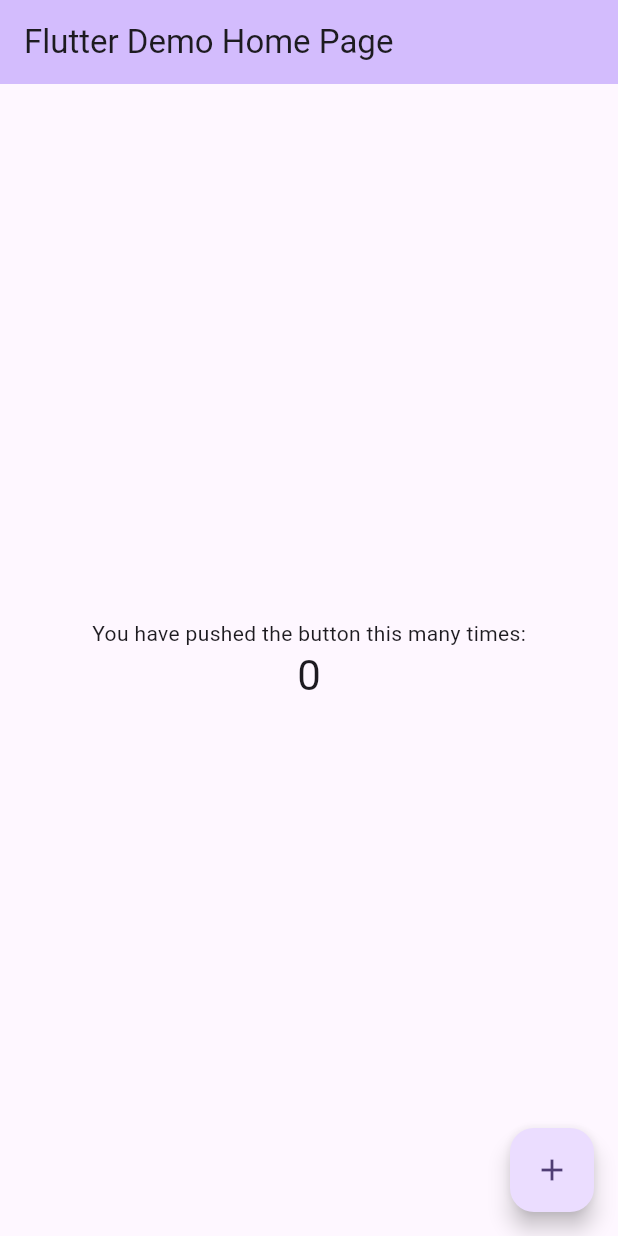
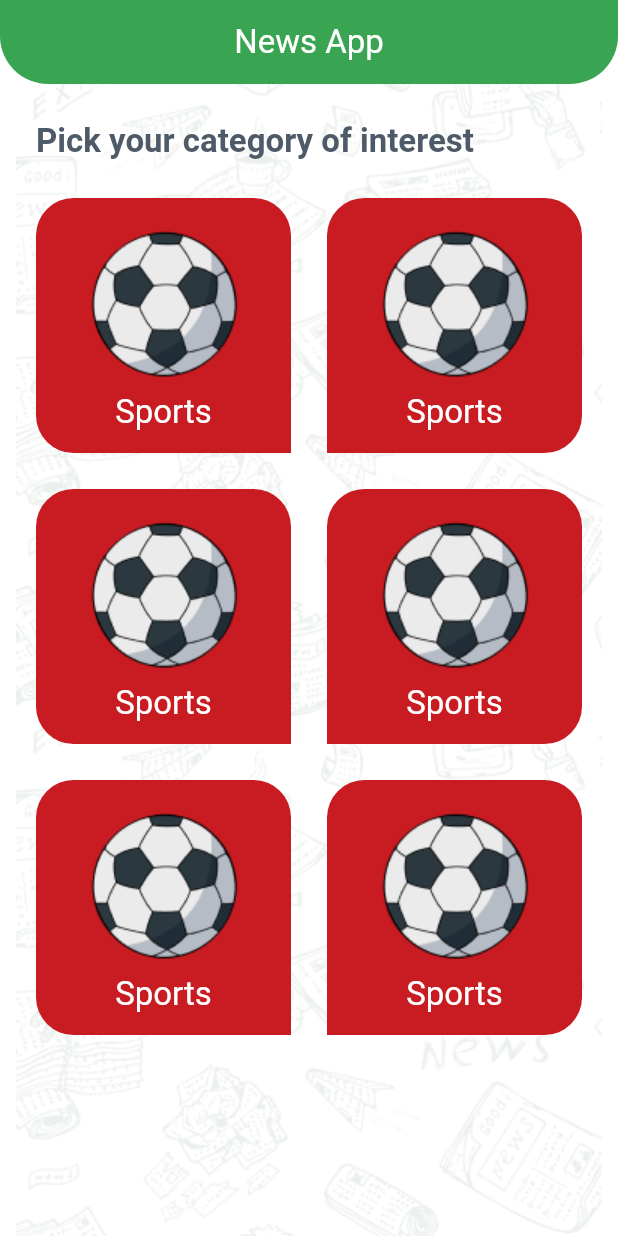
Before and after one commit to omar-route-c12/news, a Flutter app: the screen it shows after launch, on a phone screen of 412 x 824 dp. Run offline on Flutter 3.47's test engine with Material 3 defaults, Android fonts, the phone set to English and light mode, and no system bars.

Commit message:
Finish categories grid & home UI

```diff
--- /dev/null
+++ b/lib/app_theme.dart
@@ -0,0 +1,33 @@
+import 'package:flutter/material.dart';
+
+class AppTheme {
+  static const Color primary = Color(0xFF39A552);
+  static const Color black = Color(0xFF303030);
+  static const Color navy = Color(0xFF4F5A69);
+  static const Color white = Color(0xFFFFFFFF);
+  static const Color red = Color(0xFFC91C22);
+
+  static ThemeData lightTheme = ThemeData(
+    appBarTheme: AppBarTheme(
+      backgroundColor: primary,
+      foregroundColor: white,
+      centerTitle: true,
+      titleTextStyle: TextStyle(
+        fontSize: 22,
+        fontWeight: FontWeight.w400,
+        color: white,
+      ),
+      shape: RoundedRectangleBorder(
+        borderRadius: BorderRadius.vertical(bottom: Radius.circular(32)),
+      ),
+    ),
+    scaffoldBackgroundColor: Colors.transparent,
+    textTheme: TextTheme(
+      titleLarge: TextStyle(
+        fontSize: 22,
+        fontWeight: FontWeight.bold,
+        color: white,
+      ),
+    ),
+  );
+}
--- /dev/null
+++ b/lib/categories/categories_grid.dart
@@ -0,0 +1,54 @@
+import 'package:flutter/material.dart';
+import 'package:news/app_theme.dart';
+import 'package:news/categories/category_item.dart';
+import 'package:news/models/category_model.dart';
+
+class CategoriesGrid extends StatelessWidget {
+  const CategoriesGrid({super.key});
+
+  @override
+  Widget build(BuildContext context) {
+    List<CategoryModel> categories = List.generate(
+      6,
+      (index) => CategoryModel(
+        id: '$index',
+        name: 'Sports',
+        imageName: 'sports',
+        color: AppTheme.red,
+      ),
+    );
+
+    return Padding(
+      padding: EdgeInsets.symmetric(horizontal: 24),
+      child: Column(
+        crossAxisAlignment: CrossAxisAlignment.start,
+        children: [
+          Padding(
+            padding: const EdgeInsets.symmetric(vertical: 24),
+            child: Text(
+              'Pick your category of interest',
+              style: Theme.of(context)
+                  .textTheme
+                  .titleLarge
+                  ?.copyWith(color: AppTheme.navy),
+            ),
+          ),
+          Expanded(
+            child: GridView.builder(
+              gridDelegate: SliverGridDelegateWithFixedCrossAxisCount(
+                crossAxisCount: 2,
+                mainAxisSpacing: 24,
+                crossAxisSpacing: 24,
+              ),
+              itemBuilder: (_, index) => CategoryItem(
+                category: categories[index],
+                index: index,
+              ),
+              itemCount: categories.length,
+            ),
+          ),
+        ],
+      ),
+    );
+  }
+}
--- /dev/null
+++ b/lib/categories/category_item.dart
@@ -0,0 +1,42 @@
+import 'package:flutter/material.dart';
+import 'package:news/models/category_model.dart';
+
+class CategoryItem extends StatelessWidget {
+  CategoryItem({
+    required this.category,
+    required this.index,
+  });
+
+  CategoryModel category;
+  int index;
+
+  @override
+  Widget build(BuildContext context) {
+    return Container(
+      decoration: BoxDecoration(
+        color: category.color,
+        borderRadius: BorderRadiusDirectional.only(
+          topStart: Radius.circular(25),
+          topEnd: Radius.circular(25),
+          bottomStart: Radius.circular(index.isEven ? 25 : 0),
+          bottomEnd: Radius.circular(index.isOdd ? 25 : 0),
+        ),
+      ),
+      child: Column(
+        mainAxisAlignment: MainAxisAlignment.center,
+        children: [
+          Image.asset(
+            'assets/images/${category.imageName}.png',
+          ),
+          Text(
+            category.name,
+            style: Theme.of(context)
+                .textTheme
+                .titleLarge
+                ?.copyWith(fontWeight: FontWeight.w400),
+          ),
+        ],
+      ),
+    );
+  }
+}
--- /dev/null
+++ b/lib/home_screen.dart
@@ -0,0 +1,25 @@
+import 'package:flutter/material.dart';
+import 'package:news/app_theme.dart';
+import 'package:news/categories/categories_grid.dart';
+
+class HomeScreen extends StatelessWidget {
+  static const String routeName = '/home';
+
+  @override
+  Widget build(BuildContext context) {
+    return Container(
+      decoration: BoxDecoration(
+        color: AppTheme.white,
+        image: DecorationImage(
+          image: AssetImage('assets/images/pattern.png'),
+        ),
+      ),
+      child: Scaffold(
+        appBar: AppBar(
+          title: Text('News App'),
+        ),
+        body: CategoriesGrid(),
+      ),
+    );
+  }
+}
--- a/lib/main.dart
+++ b/lib/main.dart
@@ -1,125 +1,24 @@
 import 'package:flutter/material.dart';
+import 'package:news/app_theme.dart';
+import 'package:news/home_screen.dart';
 
 void main() {
-  runApp(const MyApp());
+  runApp(NewsApp());
 }
 
-class MyApp extends StatelessWidget {
-  const MyApp({super.key});
+class NewsApp extends StatelessWidget {
+  const NewsApp({super.key});
 
-  // This widget is the root of your application.
   @override
   Widget build(BuildContext context) {
     return MaterialApp(
-      title: 'Flutter Demo',
-      theme: ThemeData(
-        // This is the theme of your application.
-        //
-        // TRY THIS: Try running your application with "flutter run". You'll see
-        // the application has a purple toolbar. Then, without quitting the app,
-        // try changing the seedColor in the colorScheme below to Colors.green
-        // and then invoke "hot reload" (save your changes or press the "hot
-        // reload" button in a Flutter-supported IDE, or press "r" if you used
-        // the command line to start the app).
-        //
-        // Notice that the counter didn't reset back to zero; the application
-        // state is not lost during the reload. To reset the state, use hot
-        // restart instead.
-        //
-        // This works for code too, not just values: Most code changes can be
-        // tested with just a hot reload.
-        colorScheme: ColorScheme.fromSeed(seedColor: Colors.deepPurple),
-        useMaterial3: true,
-      ),
-      home: const MyHomePage(title: 'Flutter Demo Home Page'),
+      debugShowCheckedModeBanner: false,
+      routes: {
+        HomeScreen.routeName: (_) => HomeScreen(),
+      },
+      initialRoute: HomeScreen.routeName,
+      theme: AppTheme.lightTheme,
+      themeMode: ThemeMode.light,
     );
   }
 }
-
-class MyHomePage extends StatefulWidget {
-  const MyHomePage({super.key, required this.title});
-
-  // This widget is the home page of your application. It is stateful, meaning
-  // that it has a State object (defined below) that contains fields that affect
-  // how it looks.
-
-  // This class is the configuration for the state. It holds the values (in this
-  // case the title) provided by the parent (in this case the App widget) and
-  // used by the build method of the State. Fields in a Widget subclass are
-  // always marked "final".
-
-  final String title;
-
-  @override
-  State<MyHomePage> createState() => _MyHomePageState();
-}
-
-class _MyHomePageState extends State<MyHomePage> {
-  int _counter = 0;
-
-  void _incrementCounter() {
-    setState(() {
-      // This call to setState tells the Flutter framework that something has
-      // changed in this State, which causes it to rerun the build method below
-      // so that the display can reflect the updated values. If we changed
-      // _counter without calling setState(), then the build method would not be
-      // called again, and so nothing would appear to happen.
-      _counter++;
-    });
-  }
-
-  @override
-  Widget build(BuildContext context) {
-    // This method is rerun every time setState is called, for instance as done
-    // by the _incrementCounter method above.
-    //
-    // The Flutter framework has been optimized to make rerunning build methods
-    // fast, so that you can just rebuild anything that needs updating rather
-    // than having to individually change instances of widgets.
-    return Scaffold(
-      appBar: AppBar(
-        // TRY THIS: Try changing the color here to a specific color (to
-        // Colors.amber, perhaps?) and trigger a hot reload to see the AppBar
-        // change color while the other colors stay the same.
-        backgroundColor: Theme.of(context).colorScheme.inversePrimary,
-        // Here we take the value from the MyHomePage object that was created by
-        // the App.build method, and use it to set our appbar title.
-        title: Text(widget.title),
-      ),
-      body: Center(
-        // Center is a layout widget. It takes a single child and positions it
-        // in the middle of the parent.
-        child: Column(
-          // Column is also a layout widget. It takes a list of children and
-          // arranges them vertically. By default, it sizes itself to fit its
-          // children horizontally, and tries to be as tall as its parent.
-          //
-          // Column has various properties to control how it sizes itself and
-          // how it positions its children. Here we use mainAxisAlignment to
-          // center the children vertically; the main axis here is the vertical
-          // axis because Columns are vertical (the cross axis would be
-          // horizontal).
-          //
-          // TRY THIS: Invoke "debug painting" (choose the "Toggle Debug Paint"
-          // action in the IDE, or press "p" in the console), to see the
-          // wireframe for each widget.
-          mainAxisAlignment: MainAxisAlignment.center,
-          children: <Widget>[
-            const Text(
-              'You have pushed the button this many times:',
-            ),
-            Text(
-              '$_counter',
-              style: Theme.of(context).textTheme.headlineMedium,
-            ),
-          ],
-        ),
-      ),
-      floatingActionButton: FloatingActionButton(
-        onPressed: _incrementCounter,
-        tooltip: 'Increment',
-        child: const Icon(Icons.add),
-      ), // This trailing comma makes auto-formatting nicer for build methods.
-    );
-  }
-}
--- /dev/null
+++ b/lib/models/category_model.dart
@@ -0,0 +1,15 @@
+import 'package:flutter/material.dart';
+
+class CategoryModel {
+  String id;
+  String name;
+  String imageName;
+  Color color;
+
+  CategoryModel({
+    required this.id,
+    required this.name,
+    required this.imageName,
+    required this.color,
+  });
+}
--- a/pubspec.yaml
+++ b/pubspec.yaml
@@ -59,8 +59,8 @@ flutter:
   uses-material-design: true
 
   # To add assets to your application, add an assets section, like this:
-  # assets:
-  #   - images/a_dot_burr.jpeg
+  assets:
+    - assets/images/
   #   - images/a_dot_ham.jpeg
 
   # An image asset can refer to one or more resolution-specific "variants", see
```
Also changed, not shown: assets/images/2.0x/pattern@2x.png (added), assets/images/3.0x/pattern@3x.png (added), assets/images/pattern.png (added), assets/images/sports.png (added).
